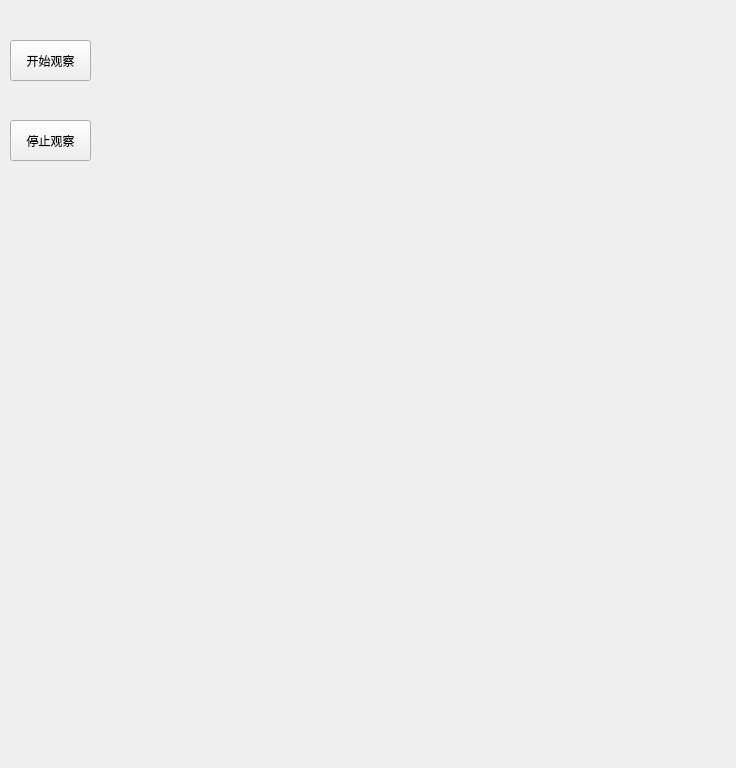
MagicalAstronomy/MagentOperation, file ImageDisplay.ui: the form before one commit.
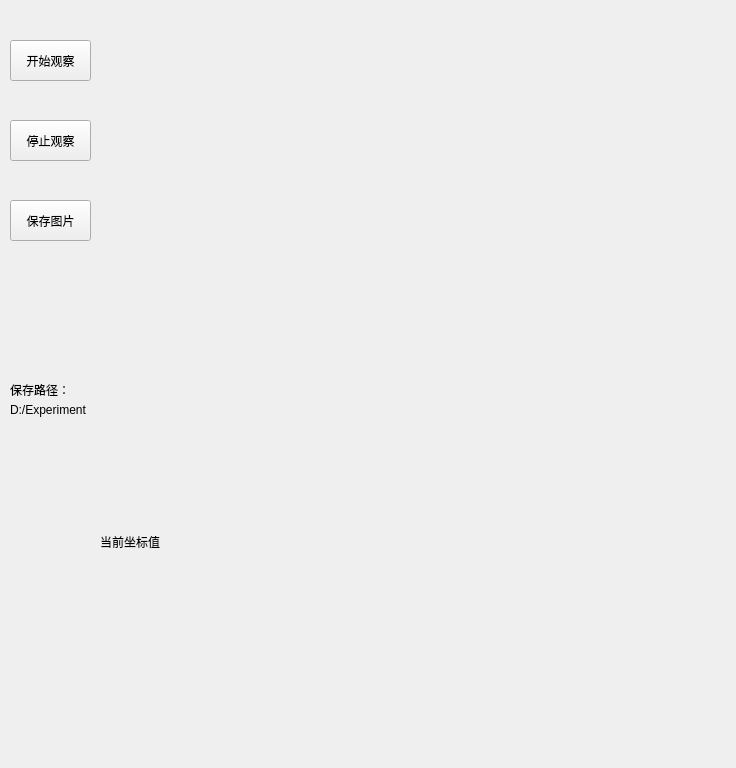
The form after the commit.

Commit message: 加入了通过鼠标移动得到坐标的功能，和保存图片到指定文件夹的功能，预计下一步实现保存视频

Patch:
```diff
--- a/ImageDisplay.ui
+++ b/ImageDisplay.ui
@@ -52,6 +52,58 @@
     <string>停止观察</string>
    </property>
   </widget>
+  <widget class="QLabel" name="Coordinate">
+   <property name="geometry">
+    <rect>
+     <x>100</x>
+     <y>532</y>
+     <width>100</width>
+     <height>20</height>
+    </rect>
+   </property>
+   <property name="text">
+    <string>当前坐标值</string>
+   </property>
+  </widget>
+  <widget class="QPushButton" name="savePic">
+   <property name="geometry">
+    <rect>
+     <x>10</x>
+     <y>200</y>
+     <width>81</width>
+     <height>41</height>
+    </rect>
+   </property>
+   <property name="text">
+    <string>保存图片</string>
+   </property>
+  </widget>
+  <widget class="QLabel" name="pathTip1">
+   <property name="geometry">
+    <rect>
+     <x>10</x>
+     <y>380</y>
+     <width>100</width>
+     <height>20</height>
+    </rect>
+   </property>
+   <property name="text">
+    <string>保存路径：</string>
+   </property>
+  </widget>
+  <widget class="QLabel" name="pathTip2">
+   <property name="geometry">
+    <rect>
+     <x>10</x>
+     <y>400</y>
+     <width>100</width>
+     <height>20</height>
+    </rect>
+   </property>
+   <property name="text">
+    <string>D:/Experiment</string>
+   </property>
+  </widget>
  </widget>
  <layoutdefault spacing="6" margin="11"/>
  <resources/>
```
The commit also changes 2 other files.
